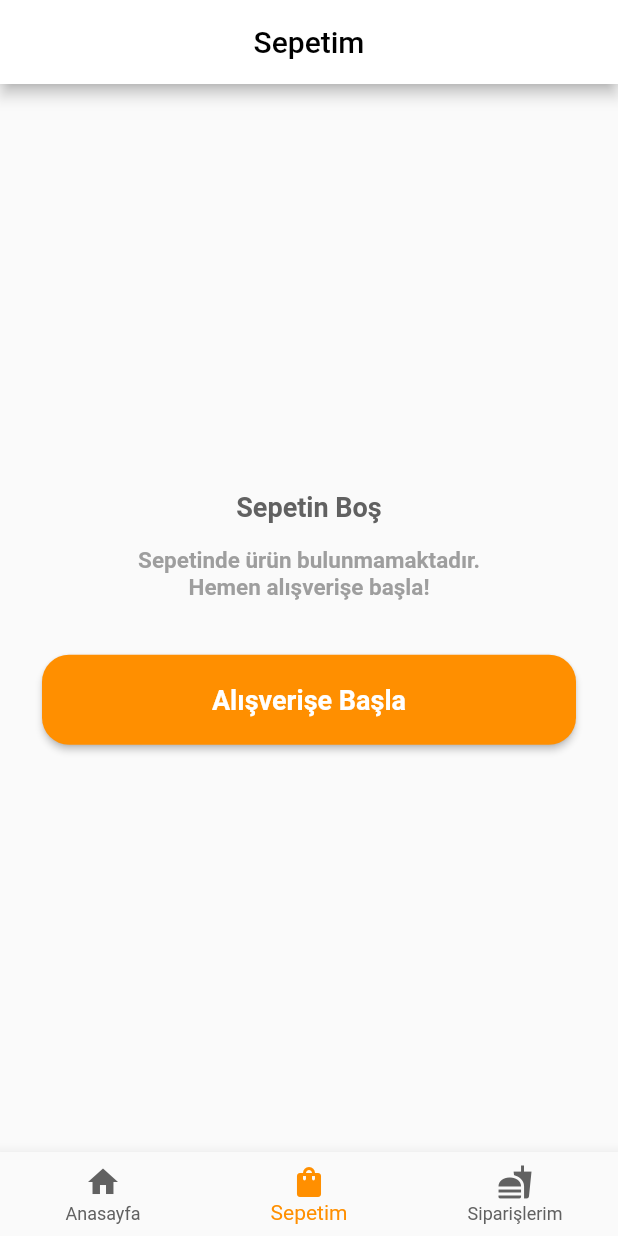
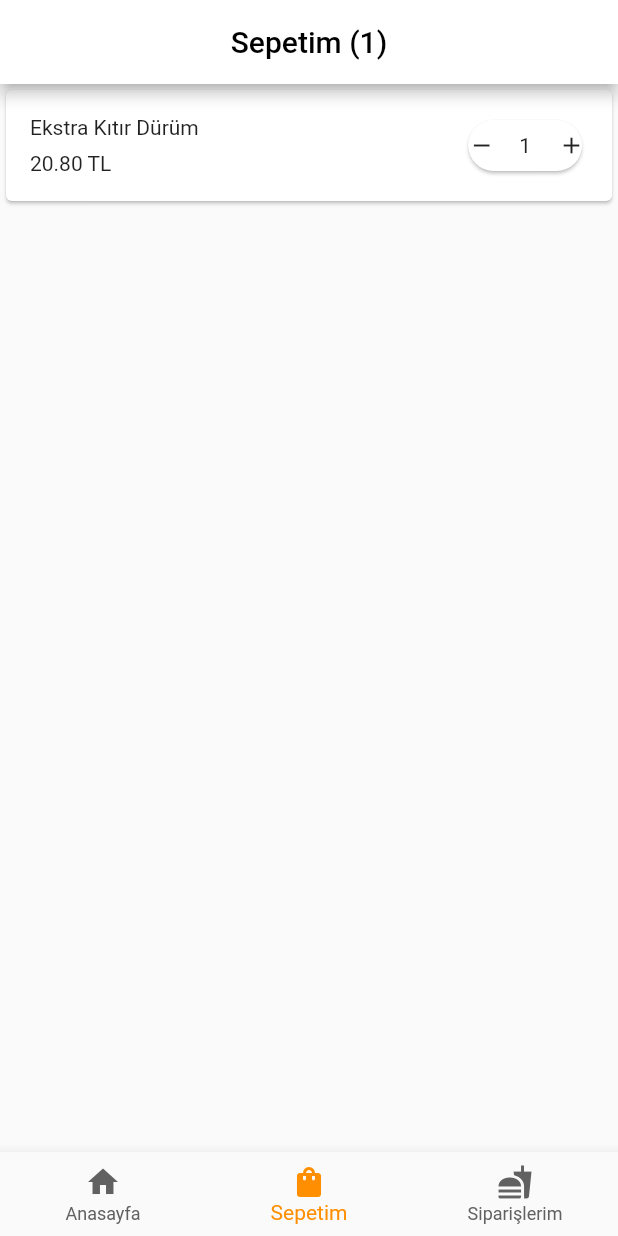
Before and after one commit to KutayYASAR/ase_food_delivery, a Flutter app: the screen it shows after launch, item 2 of the bottom bar chosen, on a phone screen of 412 x 824 dp. Run offline on Flutter 3.47's test engine with Material 2 defaults, Android fonts, the phone set to English and light mode, and no system bars; network calls fail.

Commit message:
cart items implement

```diff
--- a/lib/add_item_page.dart
+++ b/lib/add_item_page.dart
@@ -195,4 +195,5 @@ class _AddItemState extends State<AddItem> {
                     ),
                   );
   }
+
 }
--- a/lib/cart.dart
+++ b/lib/cart.dart
@@ -1,6 +1,6 @@
 import 'package:flutter/material.dart';
 
-var cartItems = [['1','2'],[]];
+var cartItems = [['1','2']];
 
   AppBar appBarCart() {
     var cartLenght = cartItems.length;
@@ -59,11 +59,80 @@ class _CartState extends State<Cart> {
             ),
           );
     } else {
-          return Column(
-            children: [
-              Text('xd')
-            ],
+          return Center(
+            child: Column(
+              children: [
+                Expanded(
+                  child: ListView(
+                    children: [listItem()],
+                        ),
+                ),
+              ],
+            )
           );
     }
   }
+
+
 }
+class listItem extends StatefulWidget {
+  listItem({Key? key}) : super(key: key);
+
+  @override
+  _listItemState createState() => _listItemState();
+}
+
+class _listItemState extends State<listItem> {
+  int _itemCount = 1;
+  @override
+  Widget build(BuildContext context) {
+    return Card(
+      child: Padding(
+        padding: const EdgeInsets.all(16.0),
+        child: Row(
+          mainAxisAlignment: MainAxisAlignment.spaceBetween,
+          children: [
+            Column(
+              crossAxisAlignment: CrossAxisAlignment.start,
+              children: [
+                Text('Ekstra Kıtır Dürüm'),
+                Padding(
+                  padding: const EdgeInsets.only(top:8.0),
+                  child: Text('20.80 TL'),
+                )
+              ],
+            ),
+            Card(
+              clipBehavior: Clip.antiAlias,
+              shape: RoundedRectangleBorder(borderRadius: BorderRadius.circular(18)),
+              child:  Row(
+                mainAxisSize: MainAxisSize.min,
+                children: [
+                   SizedBox(
+                     width: 34,
+                     height: 34,
+                     child: IconButton(padding: EdgeInsets.only(right: 18),icon: Icon(Icons.remove,size: 18),onPressed: (){
+                       setState(() {
+                         _itemCount--;
+                       });
+                     }),
+                   ),
+                    Text(_itemCount.toString()),
+                    SizedBox(
+                      width: 34,
+                      height: 34,
+                      child: IconButton(padding: EdgeInsets.only(left: 18),icon: Icon(Icons.add,size: 18,),onPressed: (){
+                       setState(() {
+                         _itemCount++;
+                       });
+                   }),
+                    )
+                ],
+              ),
+            ),
+          ],
+        ),
+      ),
+    );
+  }
+}
```
